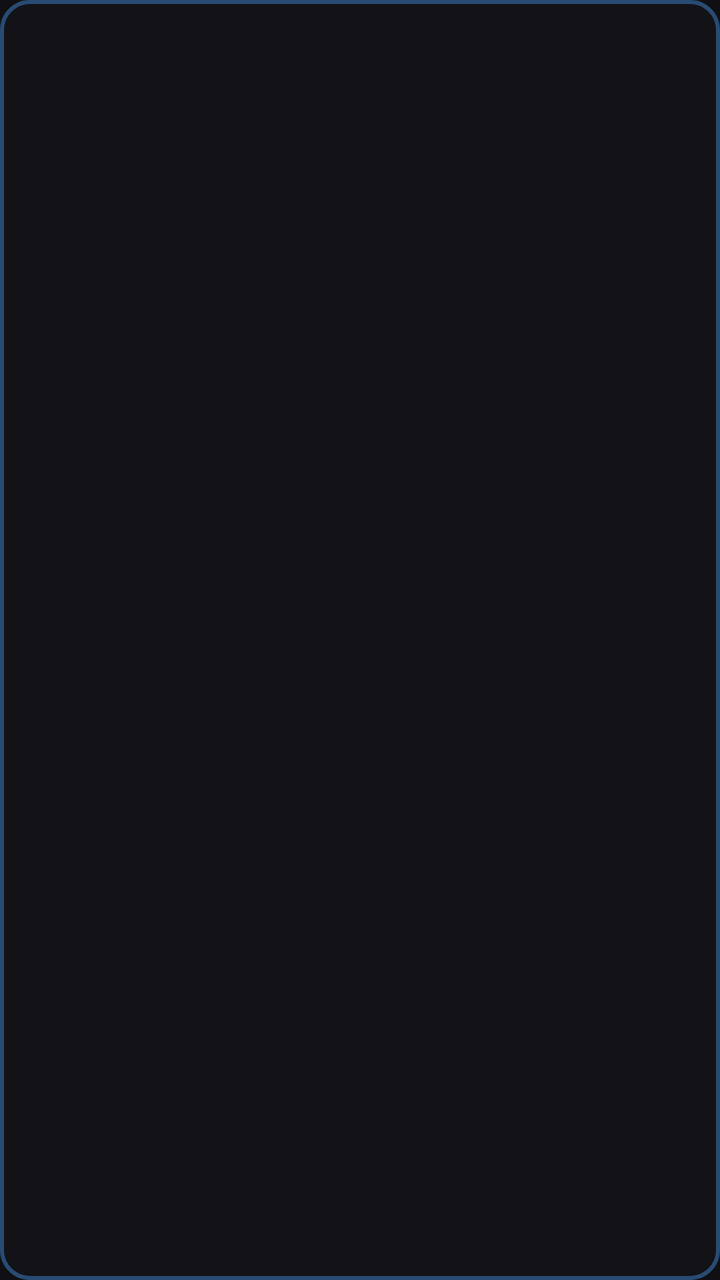
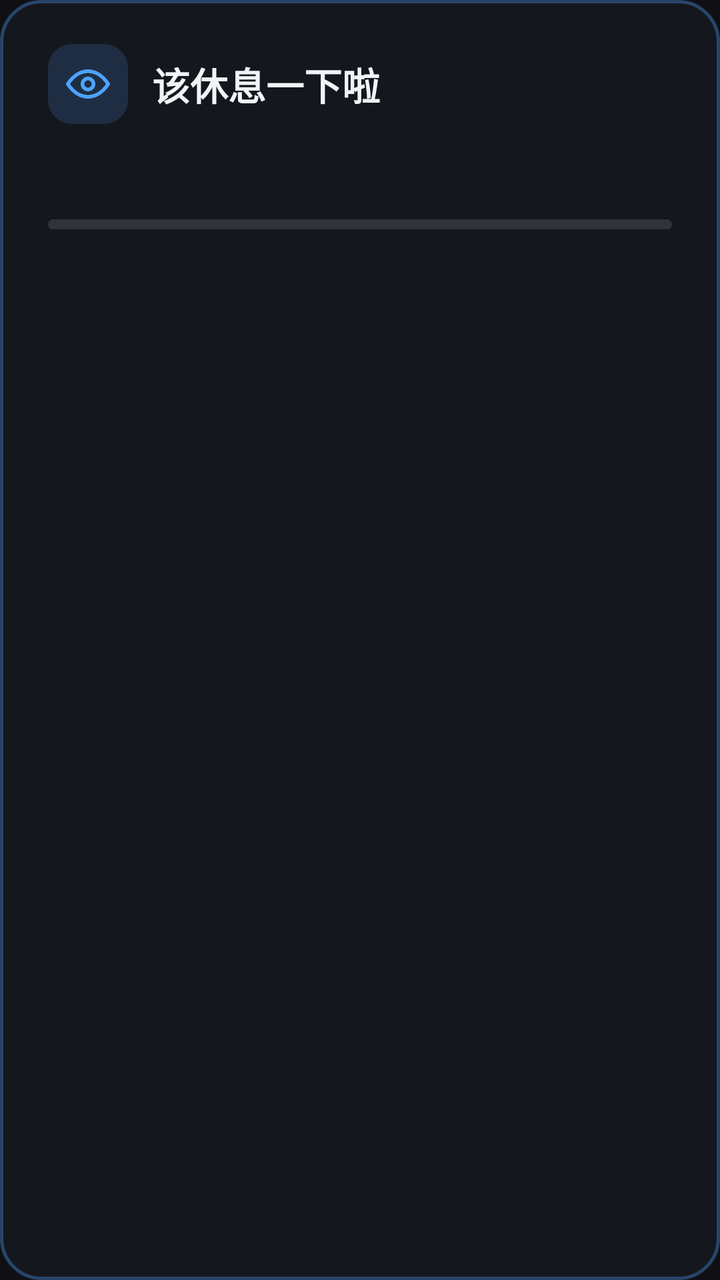

Before-and-after screenshots of an Android layout around one commit, followed by the original layout XML and the change that was made.
<!-- AndroidManifest.xml: application theme Theme.AtvBreak -->
<!-- res/layout/overlay_reminder.xml -->
<?xml version="1.0" encoding="utf-8"?>
<LinearLayout xmlns:android="http://schemas.android.com/apk/res/android"
    android:layout_width="wrap_content"
    android:layout_height="wrap_content"
    android:background="@drawable/bg_overlay"
    android:focusable="false"
    android:orientation="vertical">

    <TextView
        android:id="@+id/overlay_text"
        android:layout_width="match_parent"
        android:layout_height="wrap_content"
        android:lineSpacingExtra="4dp"
        android:paddingStart="28dp"
        android:paddingTop="22dp"
        android:paddingEnd="28dp"
        android:paddingBottom="22dp"
        android:textColor="@android:color/white"
        android:textSize="22sp" />

</LinearLayout>
<!-- resources referenced by this layout -->
<resources>
  <!-- drawable bg_overlay (drawable) -->
  <?xml version="1.0" encoding="utf-8"?>
  <shape xmlns:android="http://schemas.android.com/apk/res/android"
      android:shape="rectangle">
      <solid android:color="@color/overlay_bg" />
      <stroke
          android:width="2dp"
          android:color="#664DA3FF" />
      <corners android:radius="14dp" />
      <padding
          android:bottom="2dp"
          android:left="2dp"
          android:right="2dp"
          android:top="2dp" />
  </shape>
  <style name="Theme.AtvBreak" parent="android:Theme.DeviceDefault.NoActionBar.Fullscreen">
          <item name="android:windowBackground">@color/bg</item>
          <item name="android:colorAccent">@color/accent</item>
          <item name="android:windowNoTitle">true</item>
          <item name="android:windowFullscreen">true</item>
      </style>
  <color name="overlay_bg">#EF141418</color>
  <color name="bg">#FF101014</color>
  <color name="accent">#FF4DA3FF</color>
</resources>

<!-- the commit's change to res/layout/overlay_reminder.xml (unified diff, before → after) -->
@@ -1,21 +1,64 @@
 <?xml version="1.0" encoding="utf-8"?>
 <LinearLayout xmlns:android="http://schemas.android.com/apk/res/android"
-    android:layout_width="wrap_content"
+    android:layout_width="match_parent"
     android:layout_height="wrap_content"
     android:background="@drawable/bg_overlay"
     android:focusable="false"
     android:orientation="vertical">
 
+    <LinearLayout
+        android:layout_width="match_parent"
+        android:layout_height="wrap_content"
+        android:gravity="center_vertical"
+        android:orientation="horizontal">
+
+        <ImageView
+            android:layout_width="40dp"
+            android:layout_height="40dp"
+            android:background="@drawable/bg_overlay_icon"
+            android:contentDescription="@string/overlay_title"
+            android:padding="9dp"
+            android:scaleType="centerInside"
+            android:src="@drawable/ic_eye" />
+
+        <TextView
+            android:layout_width="0dp"
+            android:layout_height="wrap_content"
+            android:layout_marginStart="12dp"
+            android:layout_weight="1"
+            android:singleLine="true"
+            android:text="@string/overlay_title"
+            android:textColor="@color/text_primary"
+            android:textSize="19sp"
+            android:textStyle="bold" />
+
+        <TextView
+            android:id="@+id/overlay_countdown"
+            android:layout_width="wrap_content"
+            android:layout_height="wrap_content"
+            android:layout_marginStart="12dp"
+            android:singleLine="true"
+            android:textColor="@color/accent"
+            android:textSize="15sp"
+            android:textStyle="bold" />
+    </LinearLayout>
+
     <TextView
         android:id="@+id/overlay_text"
         android:layout_width="match_parent"
         android:layout_height="wrap_content"
+        android:layout_marginTop="12dp"
         android:lineSpacingExtra="4dp"
-        android:paddingStart="28dp"
-        android:paddingTop="22dp"
-        android:paddingEnd="28dp"
-        android:paddingBottom="22dp"
-        android:textColor="@android:color/white"
-        android:textSize="22sp" />
+        android:textColor="@color/text_secondary"
+        android:textSize="16sp" />
+
+    <ProgressBar
+        android:id="@+id/overlay_progress"
+        style="?android:attr/progressBarStyleHorizontal"
+        android:layout_width="match_parent"
+        android:layout_height="5dp"
+        android:layout_marginTop="14dp"
+        android:max="1000"
+        android:progressDrawable="@drawable/bg_overlay_progress" />
 
 </LinearLayout>
<!-- resource entries referenced after the edit -->
@@ -6,23 +6,81 @@
       android:shape="rectangle">
       <solid android:color="@color/overlay_bg" />
       <stroke
-          android:width="2dp"
-          android:color="#664DA3FF" />
-      <corners android:radius="14dp" />
+          android:width="1.5dp"
+          android:color="#594DA3FF" />
+      <corners android:radius="20dp" />
       <padding
-          android:bottom="2dp"
-          android:left="2dp"
-          android:right="2dp"
-          android:top="2dp" />
+          android:bottom="22dp"
+          android:left="24dp"
+          android:right="24dp"
+          android:top="22dp" />
   </shape>
+  <!-- drawable bg_overlay_icon (drawable) -->
+  <?xml version="1.0" encoding="utf-8"?>
+  <shape xmlns:android="http://schemas.android.com/apk/res/android"
+      android:shape="rectangle">
+      <solid android:color="@color/accent_fill" />
+      <corners android:radius="12dp" />
+  </shape>
+  <!-- drawable bg_overlay_progress (drawable) -->
+  <?xml version="1.0" encoding="utf-8"?>
+  <layer-list xmlns:android="http://schemas.android.com/apk/res/android">
+      <item android:id="@android:id/background">
+          <shape android:shape="rectangle">
+              <solid android:color="@color/overlay_track" />
+              <corners android:radius="999dp" />
+              <size android:height="5dp" />
+          </shape>
+      </item>
+      <item android:id="@android:id/progress">
+          <clip
+              android:clipOrientation="horizontal"
+              android:gravity="start">
+              <shape android:shape="rectangle">
+                  <gradient
+                      android:angle="0"
+                      android:endColor="#FF7FBFFF"
+                      android:startColor="#FF4DA3FF" />
+                  <corners android:radius="999dp" />
+                  <size android:height="5dp" />
+              </shape>
+          </clip>
+      </item>
+  </layer-list>
+  <!-- drawable ic_eye (drawable) -->
+  <?xml version="1.0" encoding="utf-8"?>
+  <vector xmlns:android="http://schemas.android.com/apk/res/android"
+      android:width="24dp"
+      android:height="24dp"
+      android:viewportWidth="24"
+      android:viewportHeight="24">
+      <path
+          android:fillColor="#00000000"
+          android:pathData="M1,12 C1,12 5,5 12,5 C19,5 23,12 23,12 C23,12 19,19 12,19 C5,19 1,12 1,12 Z"
+          android:strokeColor="#FF4DA3FF"
+          android:strokeLineCap="round"
+          android:strokeLineJoin="round"
+          android:strokeWidth="2" />
+      <path
+          android:fillColor="#00000000"
+          android:pathData="M12,9 A3,3 0 1 0 12,15 A3,3 0 1 0 12,9 Z"
+          android:strokeColor="#FF4DA3FF"
+          android:strokeLineCap="round"
+          android:strokeWidth="2" />
+  </vector>
+  <string name="overlay_title">该休息一下啦</string>
   <style name="Theme.AtvBreak" parent="android:Theme.DeviceDefault.NoActionBar.Fullscreen">
           <item name="android:windowBackground">@color/bg</item>
           <item name="android:colorAccent">@color/accent</item>
           <item name="android:windowNoTitle">true</item>
           <item name="android:windowFullscreen">true</item>
       </style>
-  <color name="overlay_bg">#EF141418</color>
+  <color name="overlay_bg">#EB16181F</color>
+  <color name="accent_fill">#294DA3FF</color>
+  <color name="overlay_track">#1FFFFFFF</color>
   <color name="bg">#FF101014</color>
   <color name="accent">#FF4DA3FF</color>
+  <color name="text_primary">#FFF2F3F7</color>
+  <color name="text_secondary">#FFA9ADBD</color>
 </resources>
 
